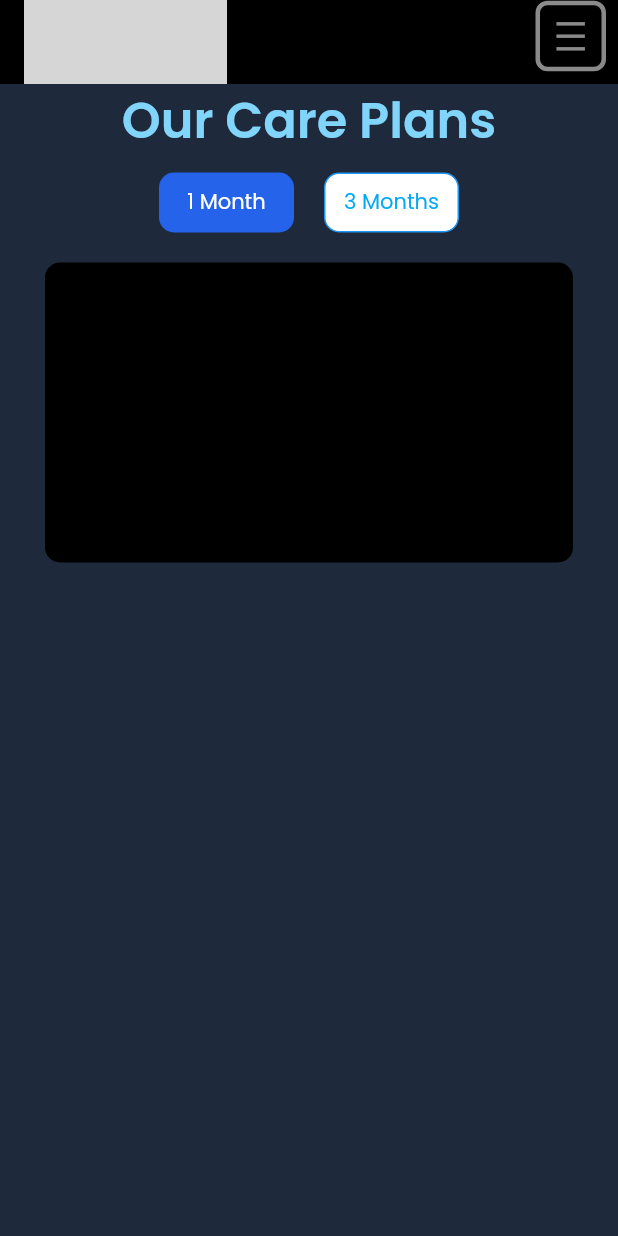
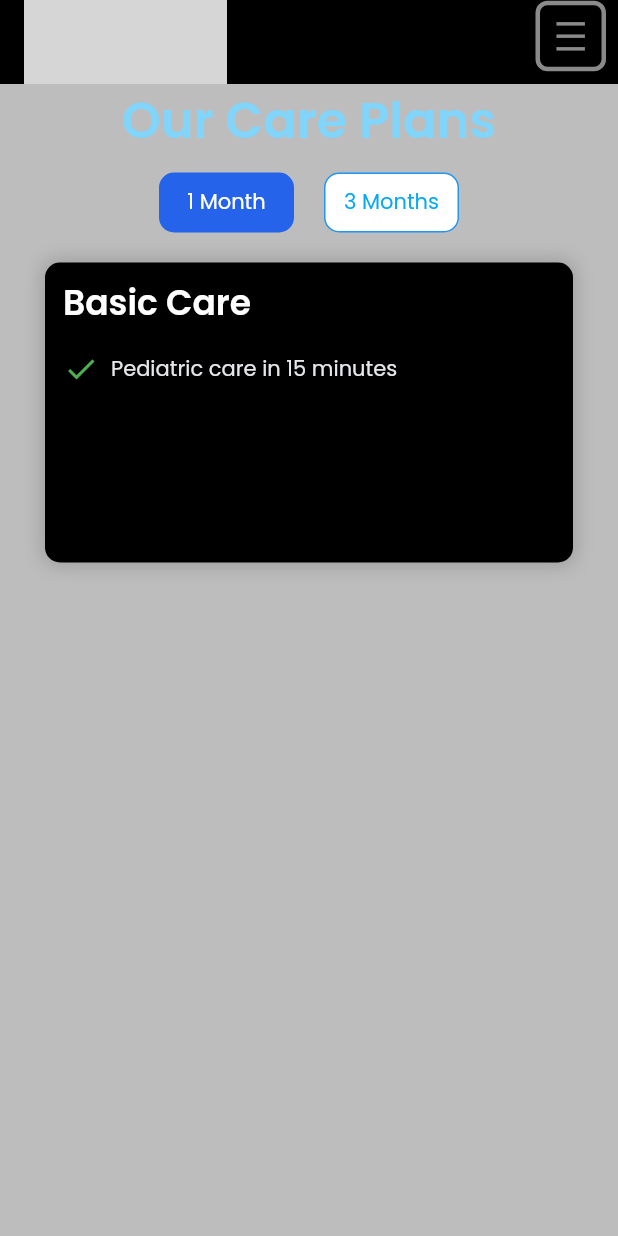
Before and after one commit to ayushgit2003/babynama, a Flutter app: the screen it shows after launch, on a phone screen of 412 x 824 dp. Run offline on Flutter 3.47's test engine with Material 2 defaults, Android fonts, the phone set to English and light mode, and no system bars; our stand-ins replace google_fonts; grey boxes are pictures that could not be loaded.

Commit message:
3 commit

```diff
--- a/lib/main.dart
+++ b/lib/main.dart
@@ -31,7 +31,7 @@ class _MyHomePageState extends State<MyHomePage> {
   @override
   Widget build(BuildContext context) {
     return Scaffold(
-      backgroundColor: Color(0xff1e293b),
+      backgroundColor: Colors.black26,
       appBar: AppBar(
         elevation: 0,
         backgroundColor: Colors.black,
--- a/lib/utils/CarePlanDetails.dart
+++ b/lib/utils/CarePlanDetails.dart
@@ -1,4 +1,5 @@
 import 'package:flutter/material.dart';
+import 'package:google_fonts/google_fonts.dart';
 
 class CarePlanDetails extends StatelessWidget {
   const CarePlanDetails({Key? key}) : super(key: key);
@@ -7,12 +8,53 @@ class CarePlanDetails extends StatelessWidget {
   Widget build(BuildContext context) {
     return Padding(
       padding: const EdgeInsets.symmetric(horizontal: 30),
-      child: Expanded(
-        child: Container(
-          height: 200,
-          decoration: BoxDecoration(
-            color:Colors.black,
-            borderRadius: BorderRadiusDirectional.circular(10)
+      child: Container(
+        height: 200,
+        width: 400,
+        decoration: BoxDecoration(
+            color: Colors.black,
+            boxShadow: [
+          BoxShadow(
+          blurRadius: 10.0,
+            spreadRadius: 2,
+            color: Colors.grey,
+          ),
+        ] ,
+            borderRadius: BorderRadiusDirectional.circular(10)),
+        child: Padding(
+          padding: const EdgeInsets.only(top: 10.0, left: 12),
+          child: Column(
+            crossAxisAlignment: CrossAxisAlignment.start,
+            children: [
+              Text(
+                "Basic Care",
+                style: GoogleFonts.poppins(
+                  color: Colors.white,
+                  fontSize: 23,
+                  fontWeight: FontWeight.w600,
+                ),
+              ),
+              const SizedBox(
+                height: 15,
+              ),
+              Row(
+                children: [
+                  const Icon(
+                    Icons.check,
+                    color: Colors.green,
+                  ),
+                  const SizedBox(
+                    width: 8,
+                  ),
+                  Text("Pediatric care in 15 minutes",
+                      style: GoogleFonts.poppins(
+                        color: Color(0xffe5e7eb),
+                        fontSize: 14,
+                      )
+                  ),
+                ],
+              ),
+            ],
           ),
         ),
       ),
```
